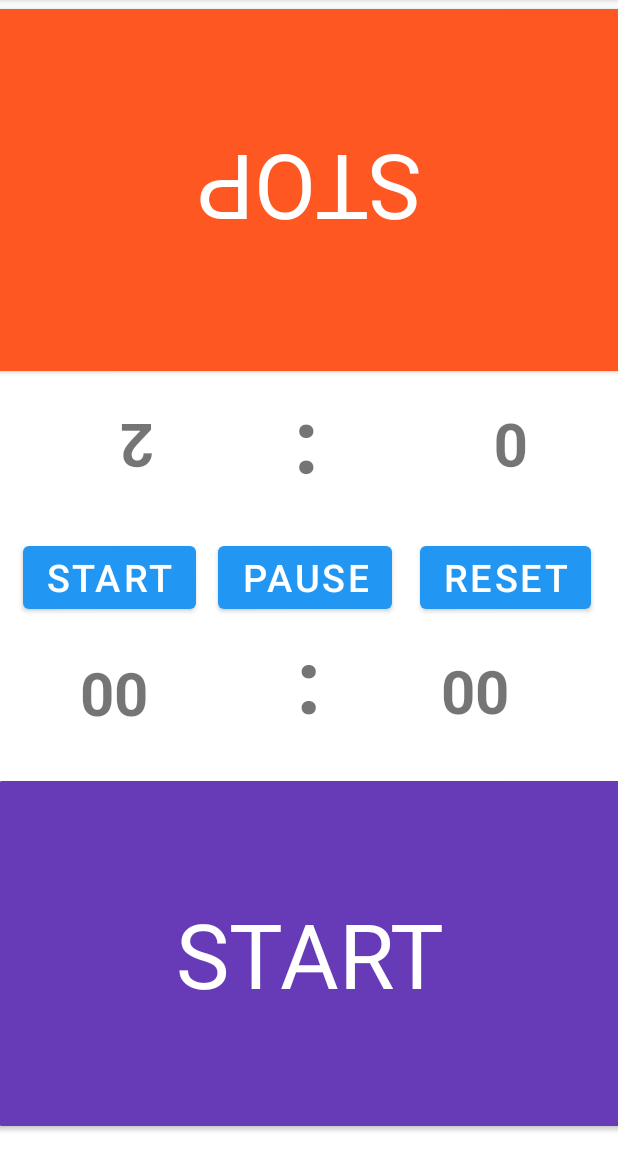
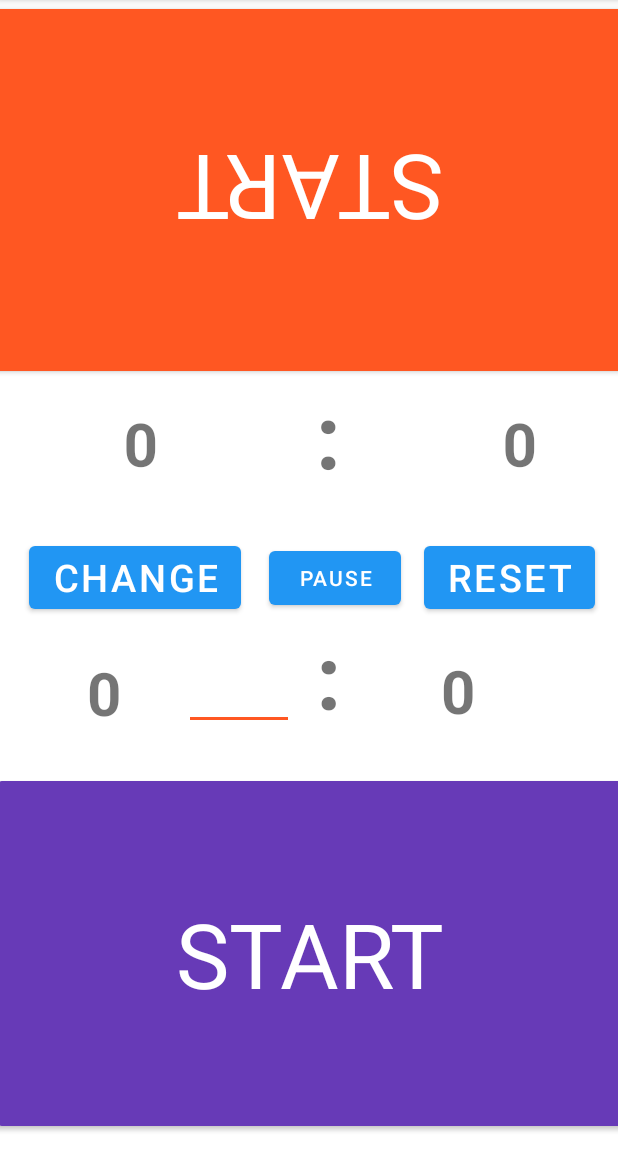
Before and after one commit to heisanengineer/SENG405-ChessClock, an Android app: the screen it shows after launch (MainActivity), after a tap on "START", on a phone screen of 412 x 824 dp, the part 84-1236 px from its top. Run offline under Robolectric (Android 15) with nearby library versions, the phone set to English and light mode, and no system bars.

Commit message:
Change buton added.
Change buton added.

Co-Authored-By: seng4052022 <100802198+seng4052022@users.noreply.github.com>

```diff
--- a/c1811291_Assignment2/app/src/main/java/com/c1811291_assignment2/MainActivity.java
+++ b/c1811291_Assignment2/app/src/main/java/com/c1811291_assignment2/MainActivity.java
@@ -1,16 +1,24 @@
 package com.c1811291_assignment2;
+import static java.lang.Integer.parseInt;
+
 import androidx.appcompat.app.AppCompatActivity;
 import android.os.Bundle;
 import android.os.Handler;
 import android.view.View;
 import android.widget.Button;
+import android.widget.EditText;
 import android.widget.TextView;
+import android.widget.Toast;
+
+import com.google.android.material.textfield.TextInputEditText;
+import com.google.android.material.textfield.TextInputLayout;
 
 
 public class MainActivity extends AppCompatActivity {
     Runnable runnable;
     Handler handler;
 
+    EditText textinput;
     TextView textView1;
     TextView textView2;
     TextView textView3;
@@ -21,11 +29,13 @@ public class MainActivity extends AppCompatActivity {
     Button button4;
     Button button5;
 
-    int i;
-    int second;
-    int minute;
+    int i=0;
+    int second=0;
+    int minute=0;
     int whichPlayer=0;
     int j=1;
+    int maxMinute=0;
+
     @Override
     protected void onCreate(Bundle savedInstanceState) {
         super.onCreate(savedInstanceState);
@@ -40,6 +50,7 @@ public class MainActivity extends AppCompatActivity {
         button3 = findViewById(R.id.buttonLeft);
         button4 = findViewById(R.id.buttonRight);
         button5 = findViewById(R.id.buttonCenter);
+        textinput = findViewById(R.id.textInput);
 
         button.setEnabled(true);
         button2.setEnabled(true);
@@ -47,15 +58,13 @@ public class MainActivity extends AppCompatActivity {
         button4.setEnabled(true);
         button5.setEnabled(true);
 
-        second =0;
-        minute=0;
-        i=0;
+
 
         button.setOnClickListener(new View.OnClickListener(){
             @Override
             public void onClick(View view) {
                 i++;
-                second=0;
+                second=00;
                 minute=0;
                 textView1.setText(" "+second);
                 textView2.setText(" "+minute);
@@ -102,22 +111,13 @@ public class MainActivity extends AppCompatActivity {
                 }
             }
         });
-
-        button3.setOnClickListener(new View.OnClickListener(){
-            @Override
-            public void onClick(View view) {
-
-                second=0;
-                minute=0;
-                start(textView1);
-                button.setText("START");
-                button2.setText("STOP");
-                i++;
-            }
-        });
     }
 
+    public void change(View view){
 
+        maxMinute = parseInt(textinput.getText().toString());
+
+    }
     public void start (View view)
     {
 
@@ -125,6 +125,7 @@ public class MainActivity extends AppCompatActivity {
         runnable = new Runnable() {
             @Override
             public void run() {
+                if(maxMinute>minute) {
                 textView1.setText(""+second);
                 textView2.setText(""+minute);
                 second++;
@@ -135,7 +136,10 @@ public class MainActivity extends AppCompatActivity {
                 textView1.setText(""+second);
                 textView2.setText(""+minute);
                 handler.postDelayed(runnable,1000);
-            }
+            }else{
+                    Toast.makeText(getApplicationContext(),"TIME IS UP!",Toast.LENGTH_SHORT).show();
+                    stop(textView1);
+                }}
         };handler.post(runnable);
     }
 
@@ -145,16 +149,22 @@ public class MainActivity extends AppCompatActivity {
         runnable = new Runnable() {
             @Override
             public void run() {
-                textView3.setText(""+second);
-                textView4.setText(""+minute);
-                second++;
-                if(second==60){
-                    minute++;
-                    second=0;
+
+                if(maxMinute>minute) {
+                    textView3.setText("" + second);
+                    textView4.setText("" + minute);
+                    second++;
+                    if (second == 60) {
+                        minute++;
+                        second = 0;
+                    }
+                    textView3.setText("" + second);
+                    textView4.setText("" + minute);
+                    handler.postDelayed(runnable, 1000);
+                }else{
+                    Toast.makeText(getApplicationContext(),"TIME IS UP!",Toast.LENGTH_LONG).show();
+                    stop(textView1);
                 }
-                textView3.setText(""+second);
-                textView4.setText(""+minute);
-                handler.postDelayed(runnable,1000);
             }
         };handler.post(runnable);
 
@@ -162,7 +172,7 @@ public class MainActivity extends AppCompatActivity {
 
     public void pause(View view)
     {
-
+        button3.setEnabled(true);
         handler.removeCallbacks(runnable);
 
         if (j==1){
@@ -195,6 +205,7 @@ public class MainActivity extends AppCompatActivity {
         textView2.setText(""+minute);
         textView3.setText(""+second);
         textView4.setText(""+minute);
+        button3.setEnabled(true);
     }
 
 
--- a/c1811291_Assignment2/app/src/main/res/layout/activity_main.xml
+++ b/c1811291_Assignment2/app/src/main/res/layout/activity_main.xml
@@ -35,6 +35,7 @@
             app:layout_constraintEnd_toEndOf="parent"
             app:layout_constraintStart_toStartOf="parent"
             app:layout_constraintTop_toTopOf="parent" />
+
     </androidx.constraintlayout.widget.ConstraintLayout>
 
     <androidx.constraintlayout.widget.ConstraintLayout
@@ -51,7 +52,7 @@
             android:id="@+id/buttonLeft"
             android:layout_width="wrap_content"
             android:layout_height="wrap_content"
-            android:onClick="start"
+            android:onClick="change"
 
             android:text="@string/buttonLeft"
             android:textColor="@color/white"
@@ -70,7 +71,7 @@
             android:textColor="@color/white"
             app:layout_constraintBottom_toBottomOf="parent"
             app:layout_constraintEnd_toEndOf="parent"
-            app:layout_constraintHorizontal_bias="0.568"
+            app:layout_constraintHorizontal_bias="0.632"
             app:layout_constraintStart_toStartOf="parent"
             app:layout_constraintTop_toTopOf="parent" />
 
@@ -104,8 +105,8 @@
 
         <TextView
             android:id="@+id/textTop"
-            android:layout_width="13dp"
-            android:layout_height="70dp"
+            android:layout_width="19dp"
+            android:layout_height="67dp"
             android:layout_marginBottom="-40dp"
             android:rotation="180"
             android:text=":"
@@ -113,9 +114,10 @@
             android:textStyle="bold"
             app:layout_constraintBottom_toTopOf="@+id/buttonCenter"
             app:layout_constraintEnd_toEndOf="parent"
+            app:layout_constraintHorizontal_bias="0.53"
             app:layout_constraintStart_toStartOf="parent"
             app:layout_constraintTop_toTopOf="parent"
-            app:layout_constraintVertical_bias="0.265" />
+            app:layout_constraintVertical_bias="0.25" />
 
         <TextView
             android:id="@+id/textTop2"
@@ -144,7 +146,7 @@
             android:textStyle="bold"
             app:layout_constraintBottom_toBottomOf="parent"
             app:layout_constraintEnd_toStartOf="@+id/textBot2"
-            app:layout_constraintHorizontal_bias="0.0"
+            app:layout_constraintHorizontal_bias="0.171"
             app:layout_constraintStart_toStartOf="parent"
             app:layout_constraintTop_toBottomOf="@+id/buttonCenter"
             app:layout_constraintVertical_bias="0.0" />
@@ -176,6 +178,19 @@
             app:layout_constraintStart_toStartOf="parent"
             app:layout_constraintTop_toBottomOf="@+id/buttonLeft"
             app:layout_constraintVertical_bias="0.555" />
+
+        <EditText
+            android:id="@+id/textInput"
+            android:layout_width="73dp"
+            android:layout_height="49dp"
+            android:ems="10"
+            android:inputType="number"
+            android:onClick="change"
+            app:layout_constraintBottom_toBottomOf="parent"
+            app:layout_constraintEnd_toStartOf="@+id/textBot"
+            app:layout_constraintStart_toEndOf="@+id/textBot1"
+            app:layout_constraintTop_toBottomOf="@+id/buttonLeft" />
+
     </androidx.constraintlayout.widget.ConstraintLayout>
 
     <androidx.constraintlayout.widget.ConstraintLayout
@@ -200,6 +215,7 @@
             app:layout_constraintBaseline_toBaselineOf="parent"
             app:layout_constraintEnd_toEndOf="parent"
             app:layout_constraintStart_toStartOf="parent" />
+
     </androidx.constraintlayout.widget.ConstraintLayout>
 
 </androidx.constraintlayout.widget.ConstraintLayout>
--- a/c1811291_Assignment2/app/src/main/res/values/strings.xml
+++ b/c1811291_Assignment2/app/src/main/res/values/strings.xml
@@ -3,7 +3,7 @@
     <string name="buttonBot" ><font size='40'>START</font></string>
     <string name="buttonTop" ><font size='40'>START</font></string>
     <string name="buttonCenter" ><font size='25'>PAUSE</font></string>
-    <string name="buttonLeft" ><font size='25'>START</font></string>
+    <string name="buttonLeft" ><font size='25'>CHANGE</font></string>
     <string name="buttonRight" ><font size='25'>RESET</font></string>
     <string name="txt2" ><font size='40'>00</font></string>
     <string name="txt" ><font size='40'>00</font></string>
```
Also changed, not shown: 1 other file.
